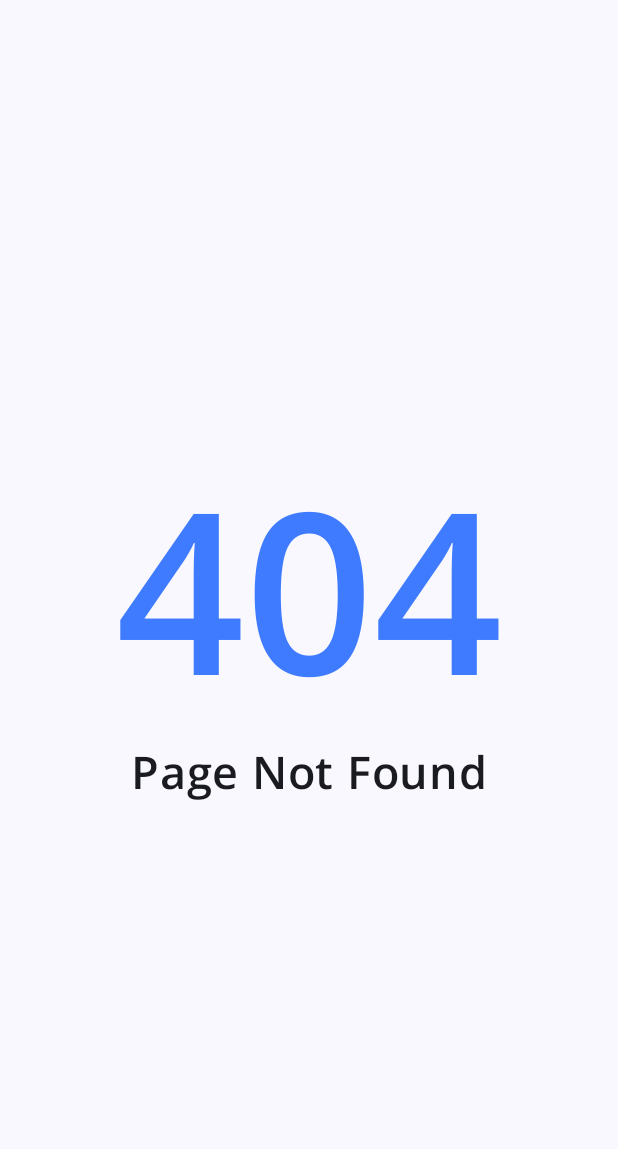
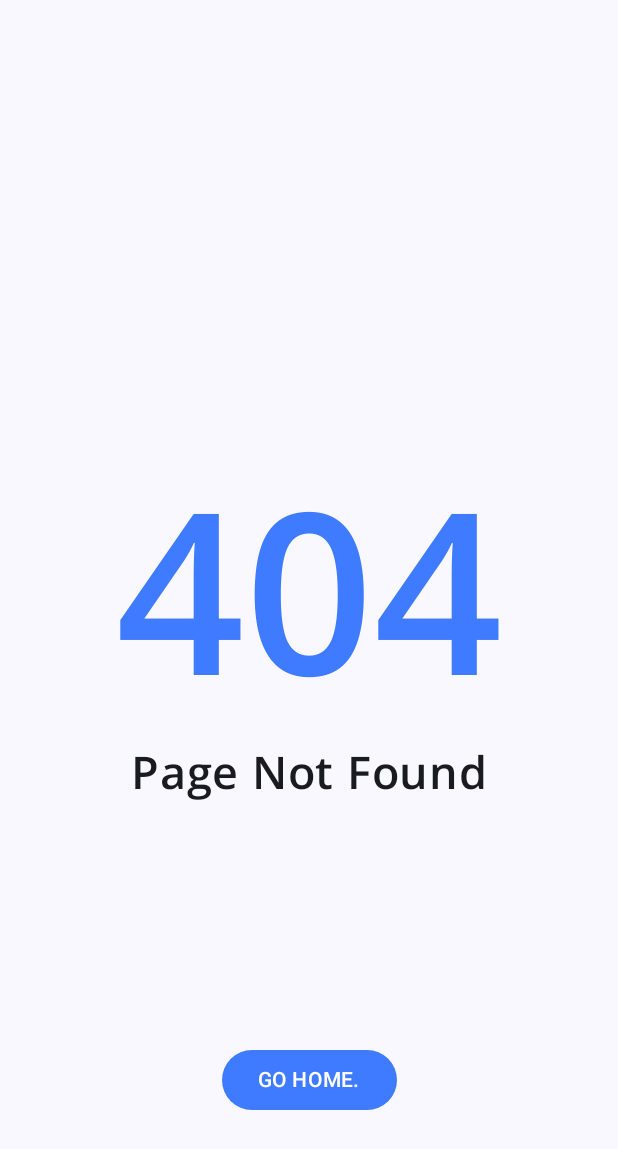
Before and after one commit to jeanluckawel/404, an Android app built with Jetpack Compose: the screen it shows after launch (MainActivity), on a phone screen of 412 x 824 dp. Shown: the top 1149 px of the screen. Run offline under Robolectric (Android 15) with nearby library versions, the phone set to English and light mode, and no system bars.

Commit message:
add button

```diff
--- a/app/src/main/java/com/example/error404/MainActivity.kt
+++ b/app/src/main/java/com/example/error404/MainActivity.kt
@@ -4,9 +4,15 @@ import android.os.Bundle
 import android.os.Message
 import androidx.activity.ComponentActivity
 import androidx.activity.compose.setContent
+import androidx.compose.foundation.Image
 import androidx.compose.foundation.layout.Arrangement
+import androidx.compose.foundation.layout.Box
 import androidx.compose.foundation.layout.Column
 import androidx.compose.foundation.layout.fillMaxSize
+import androidx.compose.foundation.layout.padding
+import androidx.compose.foundation.shape.RoundedCornerShape
+import androidx.compose.material3.Button
+import androidx.compose.material3.ButtonDefaults
 import androidx.compose.material3.MaterialTheme
 import androidx.compose.material3.Surface
 import androidx.compose.material3.Text
@@ -14,7 +20,9 @@ import androidx.compose.runtime.Composable
 import androidx.compose.ui.Alignment
 import androidx.compose.ui.Modifier
 import androidx.compose.ui.graphics.Color
+import androidx.compose.ui.res.painterResource
 import androidx.compose.ui.tooling.preview.Preview
+import androidx.compose.ui.unit.dp
 import androidx.compose.ui.unit.sp
 import com.example.error404.ui.theme.Error404Theme
 import java.lang.Error
@@ -55,7 +63,24 @@ fun errorMessage(error: String, message: String, modifier: Modifier = Modifier){
             fontSize = 30.sp,
             style = MaterialTheme.typography.bodyLarge
         )
+    }
+    Errobutton()
+}
 
+@Composable
+fun Errobutton(){
+    Column(modifier = Modifier.fillMaxSize(),
+        verticalArrangement = Arrangement.Bottom,
+        horizontalAlignment = Alignment.CenterHorizontally,){
+        Button(
+            {}, Modifier.padding(80.dp), shape = RoundedCornerShape(20.dp),
+            colors = ButtonDefaults.buttonColors(containerColor = Color (63,123,255))
+        ) {
+            Text(text = "GO HOME.",
+                color = Color.White
+
+            )
+        }
     }
 }
 
```
